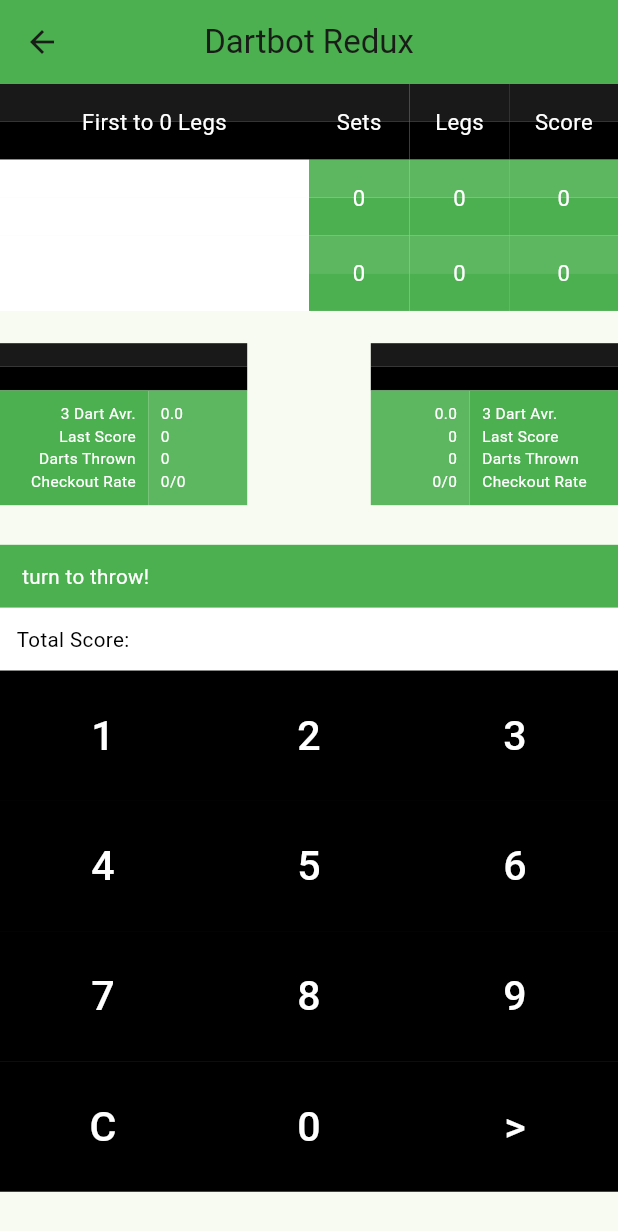
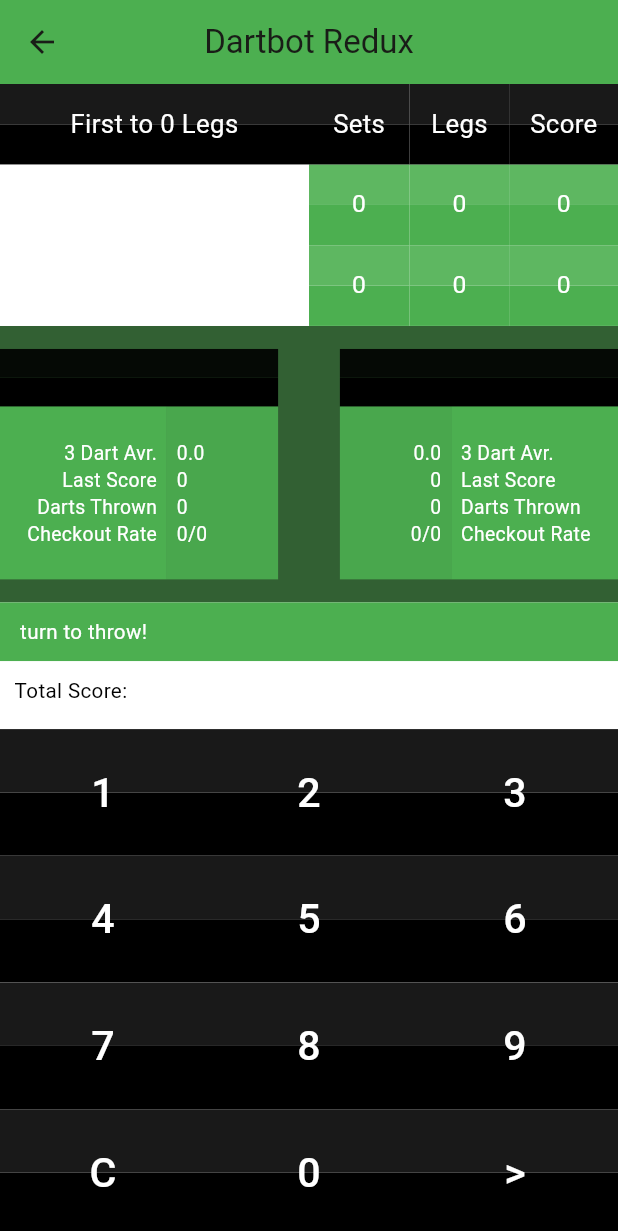
Before and after one commit to BartekSienko/dartbot-redux, a Flutter app: the MatchMenu screen opened directly with empty values, on a phone screen of 412 x 824 dp. Shown: the top 1231 px of the screen. Run offline on Flutter 3.47's test engine with Material 3 defaults, Android fonts, the phone set to English and light mode, and no system bars.

Commit message:
FINALLY FIXED WIDGET SIZES

```diff
--- a/dartbot_redux/lib/backend/match_engine/match_engine.dart
+++ b/dartbot_redux/lib/backend/match_engine/match_engine.dart
@@ -221,6 +221,7 @@ class MatchEngine extends ChangeNotifier{
 
 
   void showMatchStats(BuildContext context) {
+
   showDialog(
     context: context,
     builder: (BuildContext dialogContext) {
--- a/dartbot_redux/lib/frontend/match_menu/match_menu.dart
+++ b/dartbot_redux/lib/frontend/match_menu/match_menu.dart
@@ -36,6 +36,7 @@ class _MatchMenuState extends State<MatchMenu> {
 Widget build(BuildContext context) {
 
   return Scaffold(
+      backgroundColor: const Color.fromARGB(255, 50, 96, 51),
       appBar: AppBar(
         backgroundColor: Colors.green,
         title: const Text('Dartbot Redux'),
@@ -49,24 +50,27 @@ Widget build(BuildContext context) {
             children: [
               Positioned(
                 top: 0,
-                height: screenHeight * 0.20, // 20% of screen height
+                height: screenHeight * 0.21, // 20% of screen height
                 left: 0,
                 right: 0,
-                child: Scoreboard(matchEngine: matchEngine),
+                child: Scoreboard(matchEngine: matchEngine,
+                                  height: screenHeight * 0.21),
               ),
               Positioned(
-                top: screenHeight * 0.225,
-                height: screenHeight * 0.15,
+                top: screenHeight * 0.23,
+                height: screenHeight * 0.2,
                 left: 0,
                 right: 0,
-                child: StatBox(matchEngine: matchEngine),
+                child: StatBox(matchEngine: matchEngine,
+                               height: screenHeight * 0.2),
               ),
               Positioned(
-                top: screenHeight * 0.4,
-                height: screenHeight * 0.6,
+                top: screenHeight * 0.45,
+                height: screenHeight * 0.55,
                 left: 0,
                 right: 0,
-                child: NumPad(matchEngine: matchEngine),
+                child: NumPad(matchEngine: matchEngine,
+                              height: screenHeight * 0.55),
               ),
             ],
           );
--- a/dartbot_redux/lib/frontend/match_menu/widgets/num_pad.dart
+++ b/dartbot_redux/lib/frontend/match_menu/widgets/num_pad.dart
@@ -6,11 +6,13 @@ import 'package:flutter/material.dart';
 
 class NumPad extends StatefulWidget{
   final MatchEngine matchEngine;
+  final double height;
 
 
   const NumPad({
     super.key,
-    required this.matchEngine
+    required this.matchEngine,
+    required this.height
   });
 
   @override
@@ -55,14 +57,19 @@ class _NumPadState extends State<NumPad> {
   Color themeColor = Colors.green;
 
 
-  return Column(
-    children: [
-
-    //Text Field
-    buildTextField(fontSize, numPadTextColor, themeColor),
-    // NumPad
-    buildNumPad(numFontSize, numPadTextColor, numPadBGColor)
-    ]
+  return SizedBox(
+    height: widget.height, // total height
+    child: Column(
+  children: [SizedBox(
+      height: widget.height * 1 / 5, // Added due to rounding errors
+      child: buildTextField(fontSize, numPadTextColor, themeColor),
+      ),
+      SizedBox(
+      height: widget.height * 4 / 5, // Added due to rounding errors
+      child: buildNumPad(numFontSize, numPadTextColor, numPadBGColor),
+    ),
+  ],
+)
   );
 
   }
@@ -76,13 +83,17 @@ class _NumPadState extends State<NumPad> {
         playerName = matchEngine.player2.name;
       }
 
-      return Column(
+
+      return Container(
+    color: Colors.white,
+    child: Column( children: [ Expanded(
+      child: Column(
         children: [
           //Green textbox
             Container(
             color: bGColor,
             alignment: Alignment.centerLeft,
-            padding: EdgeInsets.all(fontSize * 0.8),  // Padding inside container, not outside
+            padding: EdgeInsets.all(fontSize * 0.7),  // Padding inside container, not outside
             child: Text(
                 "$playerName turn to throw!",
                 style: TextStyle(
@@ -97,7 +108,7 @@ class _NumPadState extends State<NumPad> {
           Container(
             color: Colors.white,
             alignment: Alignment.centerLeft,
-            padding:  EdgeInsets.all((fontSize * 0.8)),  // Padding inside container, not outside
+            padding:  EdgeInsets.all((fontSize * 0.7)),  // Padding inside container, not outside
             child: Text(
                 "Total Score: $inputingScore",
                 style: TextStyle(
@@ -108,15 +119,18 @@ class _NumPadState extends State<NumPad> {
               ),
             )
           ],
-      );
+      ))]));
   }
 
   Widget buildNumPad(double fontSize, Color textColor, Color bGColor) {
 
 
 
-    return Table(
-      defaultVerticalAlignment: TableCellVerticalAlignment.bottom,
+    return Container(
+    color: Colors.white,
+    child: Column( children: [ Expanded(
+      child: Table(
+      defaultVerticalAlignment: TableCellVerticalAlignment.middle,
       children: [
             TableRow(children: [
               buildNumber("1", fontSize, textColor, bGColor),
@@ -144,7 +158,7 @@ class _NumPadState extends State<NumPad> {
             ),
 
       ]
-    );
+    ))]));
   }
 
   Widget buildNumber(
@@ -153,7 +167,12 @@ class _NumPadState extends State<NumPad> {
   Color textColor,
   Color bGColor,
 ) {
-  return TextButton(
+  double boxHeight = widget.height * 0.2; // 0.5 * 1/4
+
+
+  return SizedBox(
+    height: boxHeight,
+    child: TextButton(
     style: ButtonStyle(
       padding: WidgetStateProperty.all(EdgeInsets.zero), // remove default padding
       backgroundColor: WidgetStateProperty.all(bGColor), // base background color
@@ -164,6 +183,7 @@ class _NumPadState extends State<NumPad> {
     onPressed: () => handleButtonPress(number),
     child: Stack(
       children: [
+        Container(color: Colors.white),
         Positioned.fill(
           child: Column(
             children: [
@@ -176,9 +196,9 @@ class _NumPadState extends State<NumPad> {
             ],
           ),
         ),
-        Container(
-          alignment: Alignment.center,
-          padding: EdgeInsets.all(fontSize * 0.87), // inside padding
+        Center(
+            child: Padding(
+              padding: EdgeInsets.all(fontSize / 2), // Optional padding
               child: Text(
                 number,
                 style: TextStyle(
@@ -188,8 +208,10 @@ class _NumPadState extends State<NumPad> {
                 textAlign: TextAlign.center,
               ),
             ),
+          )
       ],
     ),
+  )
   );
 }
 
--- a/dartbot_redux/lib/frontend/match_menu/widgets/scoreboard.dart
+++ b/dartbot_redux/lib/frontend/match_menu/widgets/scoreboard.dart
@@ -5,10 +5,12 @@ import 'package:flutter/material.dart';
 
 class Scoreboard extends StatefulWidget{
   final MatchEngine matchEngine;
+  final double height;
 
   const Scoreboard({
     super.key,
-    required this.matchEngine
+    required this.matchEngine,
+    required this.height
   });
 
   @override
@@ -18,6 +20,7 @@ class Scoreboard extends StatefulWidget{
 
 class _ScoreboardState extends State<Scoreboard> {
   late MatchEngine matchEngine;
+  late double height;
 
 
   @override
@@ -45,13 +48,14 @@ void initState() {
   Widget build(BuildContext context) {
   double screenWidth = MediaQuery.of(context).size.width;
 
+
   DartPlayer player1 = matchEngine.player1;
   DartPlayer player2 = matchEngine.player2;
 
 
 
-  double nameFontSize = screenWidth / 28;
-  double numberFontSize = screenWidth / 28;
+  double nameFontSize = screenWidth / 24;
+  double numberFontSize = screenWidth / 25;
   Color topRowTextColor = Colors.white;
   Color topRowBGColor = Colors.black;
   Color nameTextColor = Colors.black;
@@ -59,7 +63,11 @@ void initState() {
   Color numberTextColor = Colors.white;
   Color numberBGColor = Colors.green;
 
-  return Table(
+  return Container(
+    color: Colors.white,
+    child: Column(
+  children: [ Expanded(
+      child: Table(
           columnWidths: {
             0: FlexColumnWidth(6),
             1: FlexColumnWidth(1.95),
@@ -87,10 +95,67 @@ void initState() {
               buildScoreText(player2.score.toString(), numberFontSize, numberTextColor, numberBGColor),
           ]),
           ],
-        );
+        )
+  )]
+    )
+  );
   }
 
-  Widget buildScoreText(String text, double fontSize, Color textColor, Color backgroundColor) {
+Widget buildScoreText(String text, double fontSize, Color textColor, Color backgroundColor) {
+  double tableHeight = widget.height / 3; // 1/3 * 0.24 = 0.08
+
+  double adjustedFontSize = fontSize;
+
+  if (text.length > 16) {
+    adjustedFontSize = adjustedFontSize * 0.75;
+  }
+
+
+  return LayoutBuilder(
+    builder: (context, constraints) {
+
+      return SizedBox(
+    height: tableHeight,  // or any fixed height you want
+    child: Stack(
+        children: [
+          // Two-tone background, fills entire cell
+          Positioned.fill(
+            child: Column(
+              children: [
+                Expanded(
+                  child: Container(color: backgroundColor.withAlpha(230)), // top half
+                ),
+                Expanded(
+                  child: Container(color: backgroundColor), // bottom half
+                ),
+              ],
+            ),
+          ),
+
+          // Centered text
+          Center(
+            child: Padding(
+              padding: EdgeInsets.all(adjustedFontSize / 2), // Optional padding
+              child: Text(
+                text,
+                style: TextStyle(
+                  fontSize: adjustedFontSize,
+                  color: textColor,
+                ),
+                textAlign: TextAlign.center,
+              ),
+            ),
+          ),
+        ],
+      )
+      );
+    },
+  );
+}
+
+
+
+  Widget buildScoreText2(String text, double fontSize, Color textColor, Color backgroundColor) {
   return Stack(
     children: [
 
--- a/dartbot_redux/lib/frontend/match_menu/widgets/stat_box.dart
+++ b/dartbot_redux/lib/frontend/match_menu/widgets/stat_box.dart
@@ -7,10 +7,12 @@ import 'package:flutter/material.dart';
 
 class StatBox extends StatefulWidget{
   final MatchEngine matchEngine;
+  final double height;
 
   const StatBox({
     super.key,
-    required this.matchEngine
+    required this.matchEngine,
+    required this.height
   });
 
   @override
@@ -20,6 +22,7 @@ class StatBox extends StatefulWidget{
 
 class _StatBoxState extends State<StatBox> {
   late MatchEngine matchEngine;
+  late double height;
 
 
 
@@ -49,18 +52,21 @@ class _StatBoxState extends State<StatBox> {
     double screenWidth = MediaQuery.of(context).size.width;
 
 
-    return Row(
+    return SizedBox(
+    height: widget.height,
+    child: Row(
       children: [
-        Expanded(flex: 40, child: boxCreate(screenWidth, true)),
-        Expanded(flex: 20, child: Container()),
-        Expanded(flex: 40, child: boxCreate(screenWidth, false)),
+        Expanded(flex: 45, child: boxCreate(screenWidth, true)),
+        Expanded(flex: 10, child: Container()),
+        Expanded(flex: 45, child: boxCreate(screenWidth, false)),
       ],
+    )
     );
 
   }
 
   Widget boxCreate(double screenWidth, bool isLeft) {
-    double statFontSize = screenWidth / 40;
+    double statFontSize = screenWidth / 32;
     Color textColor = Colors.white;
     Color bGColor = Colors.black;
     Color themeColor = Colors.green;
@@ -89,14 +95,16 @@ class _StatBoxState extends State<StatBox> {
 
     List<String> stats = [average, last, dartsThrown, checkouts];
 
+
     return Column(
+
       children: [
         // Player Name
-        buildNameText(player.name, statFontSize, textColor, bGColor),
+        Expanded(flex: 25, child: buildNameText(player.name, statFontSize, textColor, bGColor)),
         //Player Stats
-        buildStatText(stats, statFontSize, textColor, themeColor, isLeft)
+        Expanded(flex: 75, child: buildStatText(stats, statFontSize, textColor, themeColor, isLeft))
       ],
-    );
+      );
   }
 
   Widget buildNameText(String text, double fontSize, Color textColor, Color backgroundColor) {
@@ -118,7 +126,7 @@ class _StatBoxState extends State<StatBox> {
 
       Container(
         alignment: Alignment.center,
-        padding: EdgeInsets.all(fontSize * 0.8),  // Padding inside container, not outside
+        padding: EdgeInsets.all(fontSize / 2),  // Padding inside container, not outside
         child: Text(
             text,
             style: TextStyle(
@@ -163,7 +171,7 @@ Widget buildStatText(List<String> stats, double fontSize, Color textColor, Color
       child: Container(
         color: leftColor,
         alignment: Alignment.centerRight,
-        padding: EdgeInsets.all(fontSize * 0.8),  // Padding inside container, not outside
+        padding: EdgeInsets.all(fontSize / 2),  // Padding inside container, not outside
         child: Text(
             leftText,
             style: TextStyle(
@@ -179,7 +187,7 @@ Widget buildStatText(List<String> stats, double fontSize, Color textColor, Color
       child: Container(
         color: rightColor,
         alignment: Alignment.centerLeft,
-        padding: EdgeInsets.all(fontSize * 0.8),  // Padding inside container, not outside
+        padding: EdgeInsets.all(fontSize / 2),  // Padding inside container, not outside
         child: Text(
             rightText,
             style: TextStyle(
```
Lines whose indentation alone changed are shown as unchanged.
